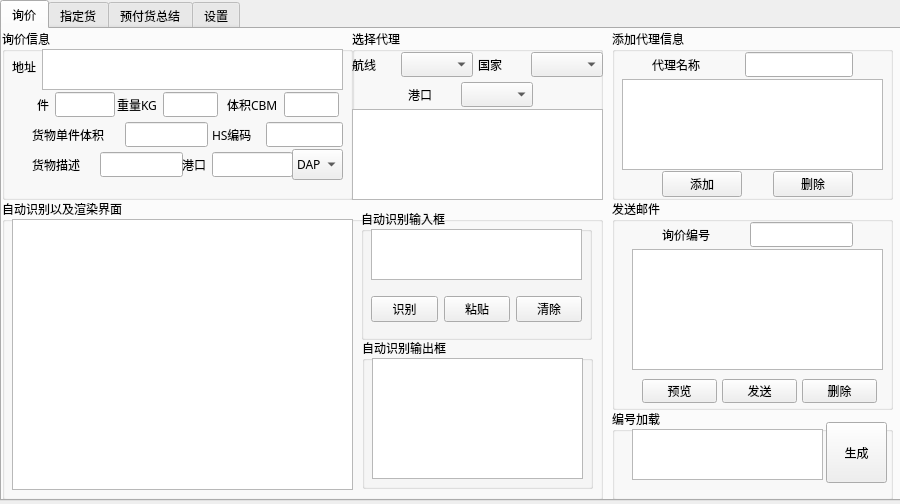
Above: Ui/untitled.ui from jerryliang122-vast/working-CIF-service before the change. Below: the same form after it.
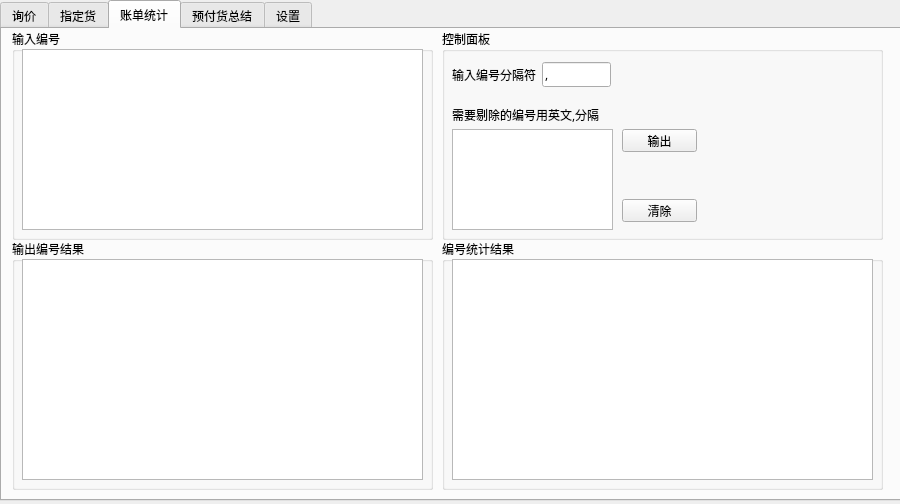
That is the form after the change. The open tabs and pages were chosen to show the change.

Commit message: 修改了Ui/untitled.ui，添加了账单统计选项卡，包括输入编号、控制面板、输出和清除等功能。

Diff of the .ui file:
```diff
--- a/Ui/untitled.ui
+++ b/Ui/untitled.ui
@@ -2273,6 +2273,168 @@
      </widget>
     </widget>
    </widget>
+   <widget class="QWidget" name="tab_5">
+    <attribute name="title">
+     <string>账单统计</string>
+    </attribute>
+    <widget class="QGroupBox" name="groupBox_15">
+     <property name="geometry">
+      <rect>
+       <x>10</x>
+       <y>0</y>
+       <width>421</width>
+       <height>211</height>
+      </rect>
+     </property>
+     <property name="title">
+      <string>输入编号</string>
+     </property>
+     <widget class="QPlainTextEdit" name="plainTextEdit">
+      <property name="geometry">
+       <rect>
+        <x>10</x>
+        <y>20</y>
+        <width>401</width>
+        <height>181</height>
+       </rect>
+      </property>
+     </widget>
+    </widget>
+    <widget class="QGroupBox" name="groupBox_16">
+     <property name="geometry">
+      <rect>
+       <x>440</x>
+       <y>0</y>
+       <width>441</width>
+       <height>211</height>
+      </rect>
+     </property>
+     <property name="title">
+      <string>控制面板</string>
+     </property>
+     <widget class="QWidget" name="horizontalLayoutWidget_16">
+      <property name="geometry">
+       <rect>
+        <x>10</x>
+        <y>20</y>
+        <width>159</width>
+        <height>51</height>
+       </rect>
+      </property>
+      <layout class="QHBoxLayout" name="horizontalLayout_43">
+       <item>
+        <widget class="QLabel" name="label_41">
+         <property name="text">
+          <string>输入编号分隔符</string>
+         </property>
+        </widget>
+       </item>
+       <item>
+        <widget class="QLineEdit" name="lineEdit_3">
+         <property name="text">
+          <string>,</string>
+         </property>
+        </widget>
+       </item>
+      </layout>
+     </widget>
+     <widget class="QLabel" name="label_42">
+      <property name="geometry">
+       <rect>
+        <x>10</x>
+        <y>70</y>
+        <width>158</width>
+        <height>31</height>
+       </rect>
+      </property>
+      <property name="text">
+       <string>需要剔除的编号用英文,分隔</string>
+      </property>
+     </widget>
+     <widget class="QPlainTextEdit" name="plainTextEdit_2">
+      <property name="geometry">
+       <rect>
+        <x>10</x>
+        <y>100</y>
+        <width>161</width>
+        <height>101</height>
+       </rect>
+      </property>
+     </widget>
+     <widget class="QPushButton" name="pushButton_2">
+      <property name="geometry">
+       <rect>
+        <x>180</x>
+        <y>100</y>
+        <width>75</width>
+        <height>23</height>
+       </rect>
+      </property>
+      <property name="text">
+       <string>输出</string>
+      </property>
+     </widget>
+     <widget class="QPushButton" name="pushButton_3">
+      <property name="geometry">
+       <rect>
+        <x>180</x>
+        <y>170</y>
+        <width>75</width>
+        <height>23</height>
+       </rect>
+      </property>
+      <property name="text">
+       <string>清除</string>
+      </property>
+     </widget>
+    </widget>
+    <widget class="QGroupBox" name="groupBox_17">
+     <property name="geometry">
+      <rect>
+       <x>10</x>
+       <y>210</y>
+       <width>421</width>
+       <height>251</height>
+      </rect>
+     </property>
+     <property name="title">
+      <string>输出编号结果</string>
+     </property>
+     <widget class="QPlainTextEdit" name="plainTextEdit_3">
+      <property name="geometry">
+       <rect>
+        <x>10</x>
+        <y>20</y>
+        <width>401</width>
+        <height>221</height>
+       </rect>
+      </property>
+     </widget>
+    </widget>
+    <widget class="QGroupBox" name="groupBox_18">
+     <property name="geometry">
+      <rect>
+       <x>440</x>
+       <y>210</y>
+       <width>441</width>
+       <height>251</height>
+      </rect>
+     </property>
+     <property name="title">
+      <string>编号统计结果</string>
+     </property>
+     <widget class="QPlainTextEdit" name="plainTextEdit_4">
+      <property name="geometry">
+       <rect>
+        <x>10</x>
+        <y>20</y>
+        <width>421</width>
+        <height>221</height>
+       </rect>
+      </property>
+     </widget>
+    </widget>
+   </widget>
    <widget class="QWidget" name="tab_2">
     <attribute name="title">
      <string>预付货总结</string>
```
Left out of the diff: 4 changed lines with no effect on the pictures.
